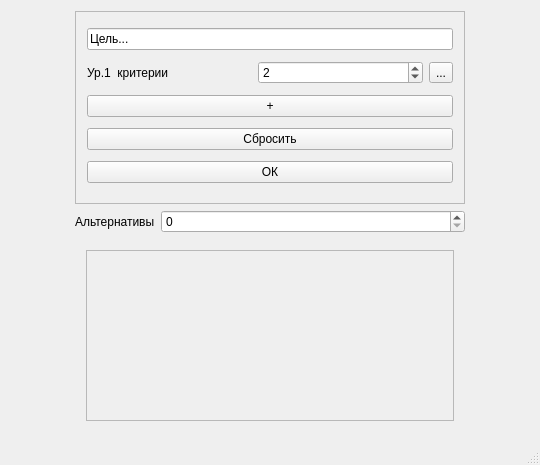
Before: the Qt Designer form mainwindow.ui in slice312/AnalyticHierarchyProcess_qt, drawn with Qt 5.
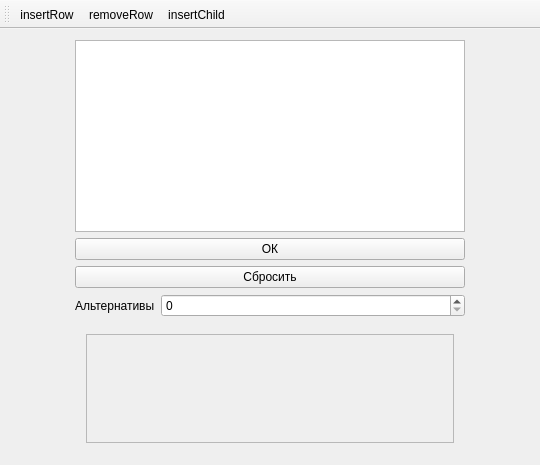
After: the same form once the commit is applied. Icons and pictures are not drawn.

The edit to the form file:
```diff
--- a/mainwindow.ui
+++ b/mainwindow.ui
@@ -13,8 +13,8 @@
   <property name="windowTitle">
    <string>MainWindow</string>
   </property>
-  <widget class="QWidget" name="centralWidget">
-   <layout class="QVBoxLayout" name="verticalLayout_4" stretch="1,0,1">
+  <widget class="QWidget" name="mCentralWidget">
+   <layout class="QVBoxLayout" name="mMainLayout" stretch="0,0,0,0,1">
     <property name="leftMargin">
      <number>75</number>
     </property>
@@ -22,86 +22,24 @@
      <number>75</number>
     </property>
     <item>
-     <widget class="QScrollArea" name="scrollArea">
-      <property name="widgetResizable">
-       <bool>true</bool>
+     <widget class="QTreeView" name="mTreeView"/>
+    </item>
+    <item>
+     <widget class="QPushButton" name="mOkButton">
+      <property name="text">
+       <string>ОК</string>
       </property>
-      <widget class="QWidget" name="scrollAreaWidgetContents">
-       <property name="geometry">
-        <rect>
-         <x>0</x>
-         <y>0</y>
-         <width>388</width>
-         <height>192</height>
-        </rect>
-       </property>
-       <layout class="QVBoxLayout" name="verticalLayout">
-        <item>
-         <widget class="QLineEdit" name="lineEdit">
-          <property name="text">
-           <string>Цель...</string>
-          </property>
-         </widget>
-        </item>
-        <item>
-         <layout class="QGridLayout" name="criteriaLayout">
-          <item row="0" column="0">
-           <widget class="QLabel" name="label1">
-            <property name="text">
-             <string>Ур.1  критерии</string>
-            </property>
-           </widget>
-          </item>
-          <item row="0" column="1">
-           <widget class="QSpinBox" name="spin">
-            <property name="value">
-             <number>2</number>
-            </property>
-           </widget>
-          </item>
-          <item row="0" column="2">
-           <widget class="QToolButton" name="toolbut">
-            <property name="text">
-             <string>...</string>
-            </property>
-           </widget>
-          </item>
-         </layout>
-        </item>
-        <item>
-         <widget class="QPushButton" name="addButton">
-          <property name="text">
-           <string>+</string>
-          </property>
-         </widget>
-        </item>
-        <item>
-         <widget class="QPushButton" name="resetButton">
-          <property name="text">
-           <string>Сбросить</string>
-          </property>
-         </widget>
-        </item>
-        <item>
-         <widget class="QPushButton" name="okButton">
-          <property name="text">
-           <string>ОК</string>
-          </property>
-         </widget>
-        </item>
-       </layout>
-      </widget>
+     </widget>
+    </item>
+    <item>
+     <widget class="QPushButton" name="mResetButton">
+      <property name="text">
+       <string>Сбросить</string>
+      </property>
      </widget>
     </item>
     <item>
      <layout class="QFormLayout" name="formLayout">
-      <item row="0" column="1">
-       <widget class="QSpinBox" name="altsSpin">
-        <property name="value">
-         <number>0</number>
-        </property>
-       </widget>
-      </item>
       <item row="0" column="0">
        <widget class="QLabel" name="label2">
         <property name="text">
@@ -109,6 +47,13 @@
         </property>
        </widget>
       </item>
+      <item row="0" column="1">
+       <widget class="QSpinBox" name="mAltsSpin">
+        <property name="value">
+         <number>0</number>
+        </property>
+       </widget>
+      </item>
      </layout>
     </item>
     <item>
@@ -125,7 +70,7 @@
             <x>0</x>
             <y>0</y>
             <width>370</width>
-            <height>174</height>
+            <height>105</height>
            </rect>
           </property>
           <layout class="QVBoxLayout" name="altsNameVLayout"/>
@@ -137,7 +82,65 @@
     </item>
    </layout>
   </widget>
-  <widget class="QStatusBar" name="statusBar"/>
+  <widget class="QToolBar" name="toolbar">
+   <property name="windowTitle">
+    <string>toolBar</string>
+   </property>
+   <attribute name="toolBarArea">
+    <enum>TopToolBarArea</enum>
+   </attribute>
+   <attribute name="toolBarBreak">
+    <bool>false</bool>
+   </attribute>
+   <addaction name="mInsertRowAction"/>
+   <addaction name="mRemoveRowAction"/>
+   <addaction name="mInsertChildAction"/>
+  </widget>
+  <action name="mInsertRowAction">
+   <property name="icon">
+    <iconset resource="res.qrc">
+     <normaloff>:/pics/minus.png</normaloff>:/pics/minus.png</iconset>
+   </property>
+   <property name="text">
+    <string>insertRow</string>
+   </property>
+   <property name="toolTip">
+    <string>Ctrl + R</string>
+   </property>
+   <property name="shortcut">
+    <string>Ctrl+R</string>
+   </property>
+  </action>
+  <action name="mRemoveRowAction">
+   <property name="icon">
+    <iconset resource="res.qrc">
+     <normaloff>:/pics/plus.png</normaloff>:/pics/plus.png</iconset>
+   </property>
+   <property name="text">
+    <string>removeRow</string>
+   </property>
+   <property name="toolTip">
+    <string>Ctrl + X</string>
+   </property>
+   <property name="shortcut">
+    <string>Ctrl+X</string>
+   </property>
+  </action>
+  <action name="mInsertChildAction">
+   <property name="icon">
+    <iconset resource="res.qrc">
+     <normaloff>:/pics/network.svg</normaloff>:/pics/network.svg</iconset>
+   </property>
+   <property name="text">
+    <string>insertChild</string>
+   </property>
+   <property name="toolTip">
+    <string>Ctrl + E</string>
+   </property>
+   <property name="shortcut">
+    <string>Ctrl+E</string>
+   </property>
+  </action>
  </widget>
  <layoutdefault spacing="6" margin="11"/>
  <resources/>
```
Left out of the diff: 6 changed lines with no effect on the pictures.
